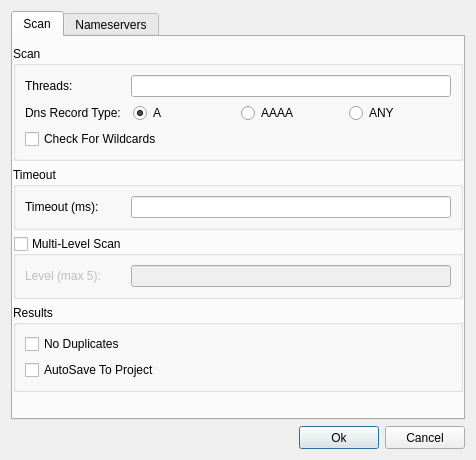
First picture: the form in sub3suite/src/Dialogs/ActiveConfigDialog.ui, repository 3nock/OTE, before the edit.
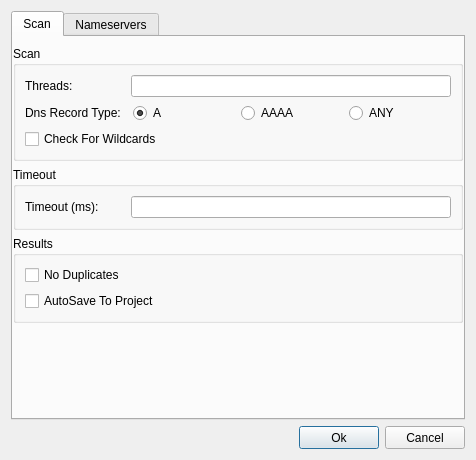
Second picture: the form after the edit. Icons and pictures are not drawn. Custom widgets are drawn as their Qt base class.

Commit message: removed multi-level scan for bruteforce module

```diff
--- a/sub3suite/src/Dialogs/ActiveConfigDialog.ui
+++ b/sub3suite/src/Dialogs/ActiveConfigDialog.ui
@@ -161,41 +161,6 @@
          </layout>
         </widget>
        </item>
-       <item>
-        <widget class="QGroupBox" name="groupBoxLevel">
-         <property name="title">
-          <string>Multi-Level Scan</string>
-         </property>
-         <property name="checkable">
-          <bool>true</bool>
-         </property>
-         <property name="checked">
-          <bool>false</bool>
-         </property>
-         <layout class="QVBoxLayout" name="verticalLayout_2">
-          <item>
-           <layout class="QHBoxLayout" name="horizontalLayout_5">
-            <item>
-             <widget class="QLabel" name="label_4">
-              <property name="minimumSize">
-               <size>
-                <width>100</width>
-                <height>0</height>
-               </size>
-              </property>
-              <property name="text">
-               <string>Level (max 5):</string>
-              </property>
-             </widget>
-            </item>
-            <item>
-             <widget class="QLineEdit" name="lineEditLevels"/>
-            </item>
-           </layout>
-          </item>
-         </layout>
-        </widget>
-       </item>
        <item>
         <widget class="QGroupBox" name="groupBoxResult">
          <property name="title">
```
The commit also changes 17 other files.
